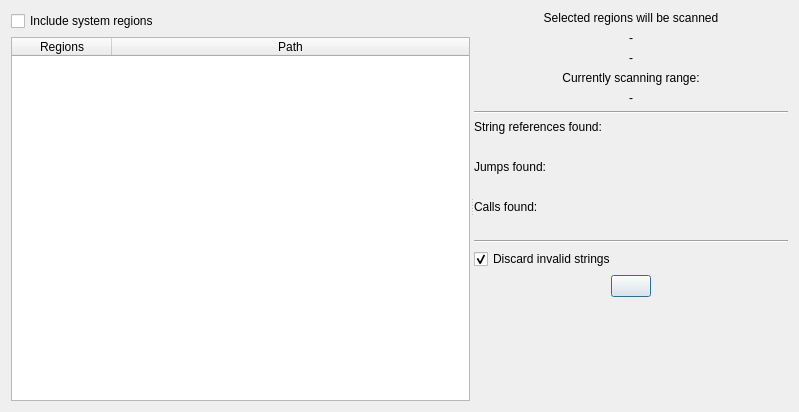
Above: GUI/DissectCodeDialog.ui from korcankaraokcu/PINCE before the change. Below: the same form after it.
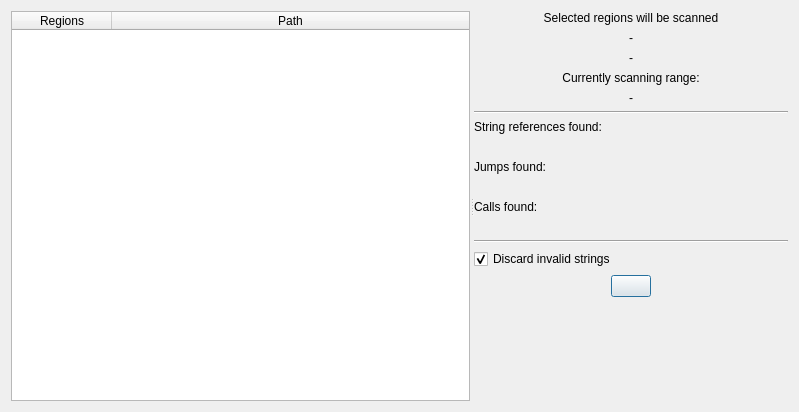
That is the form after the change.

Commit message: Remove redundant exclude_system_memory_regions

```diff
--- a/GUI/DissectCodeDialog.ui
+++ b/GUI/DissectCodeDialog.ui
@@ -19,16 +19,6 @@
      <property name="orientation">
       <enum>Qt::Horizontal</enum>
      </property>
-     <widget class="QWidget" name="layoutWidget">
-      <layout class="QVBoxLayout" name="verticalLayout_3">
-       <item>
-        <widget class="QCheckBox" name="checkBox_IncludeSystemRegions">
-         <property name="text">
-          <string>Include system regions</string>
-         </property>
-        </widget>
-       </item>
-       <item>
         <widget class="QTableWidget" name="tableWidget_ExecutableMemoryRegions">
          <property name="editTriggers">
           <set>QAbstractItemView::NoEditTriggers</set>
@@ -58,9 +48,6 @@
            <string>Path</string>
           </property>
          </column>
-        </widget>
-       </item>
-      </layout>
      </widget>
      <widget class="QWidget" name="layoutWidget">
       <layout class="QVBoxLayout" name="verticalLayout_2">
```
Lines whose indentation alone changed are shown as unchanged. The commit also changes 4 other files.
